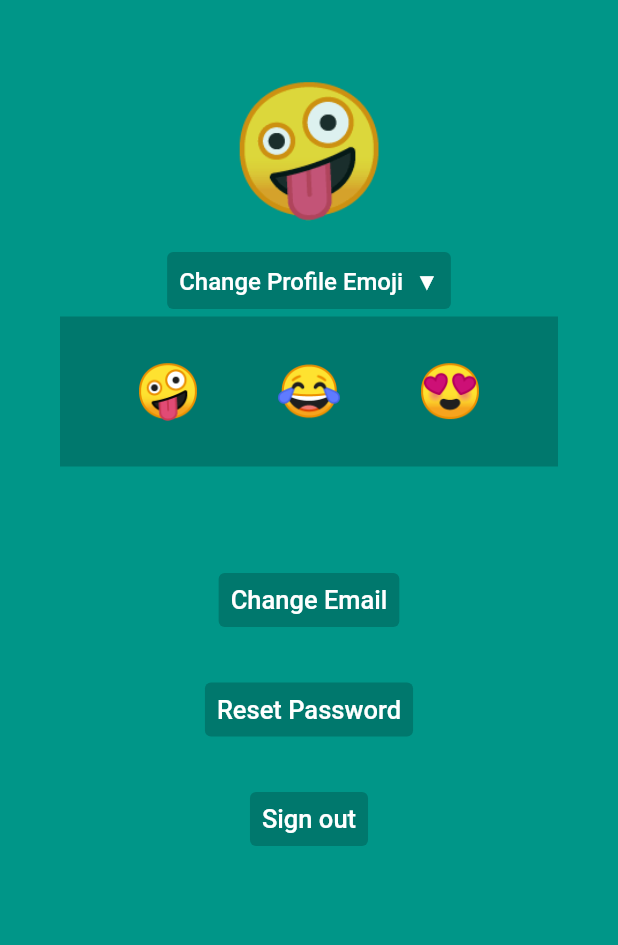
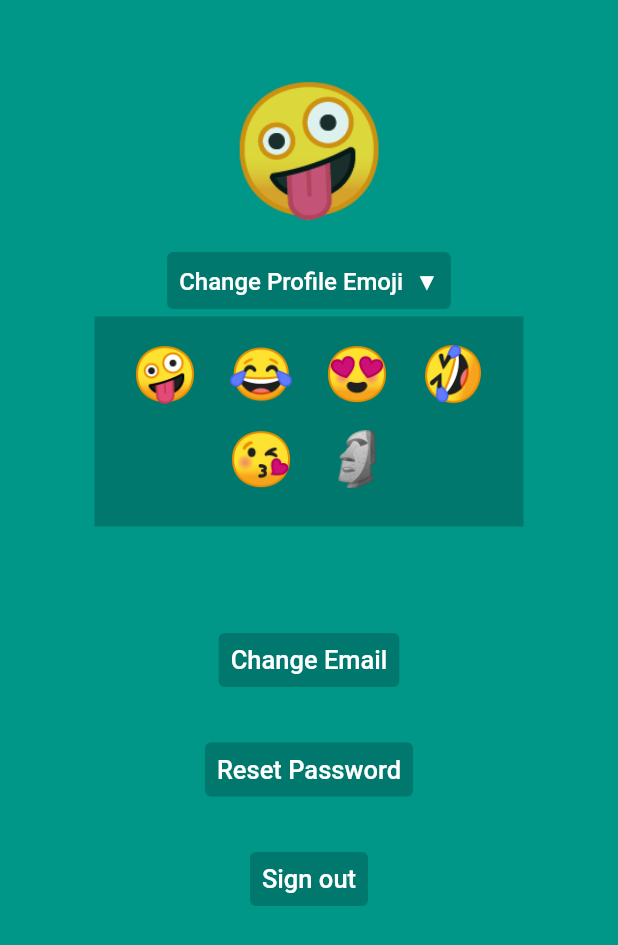
Before and after one commit to nickeastmond/Pollar, a Flutter app: the ProfilePage screen opened directly, after a tap on an icon or button, on a phone screen of 412 x 824 dp. Shown: the top 945 px of the screen. Run offline on Flutter 3.47's test engine with Material 2 defaults, Android fonts, the phone set to English and light mode, and no system bars; our stand-ins replace cloud_firestore, email_validator, firebase_auth, firebase_core, flutter_map, geocoding and 7 more; missing offline and left inert: dart:ffi, open_street_map_search_and_pick; accounts and stored records are empty.

Commit message:
emoji dropdown now wraps around upon overflow (container height not dynamic)

```diff
--- a/lib/navigation/profile_page.dart
+++ b/lib/navigation/profile_page.dart
@@ -57,10 +57,6 @@ class _ProfilePageState extends State<ProfilePage> {
     return TextButton(
       onPressed: () {
         updateEmoji(emoji);
-        setState(() {
-          emojiBoxHeight = 0;
-
-        });
       },
       child: Text(
         emoji,
@@ -103,7 +99,8 @@ class _ProfilePageState extends State<ProfilePage> {
                         TextButton(
                           style: ButtonStyle(
                               backgroundColor: MaterialStatePropertyAll(
-                                  Colors.black.withOpacity(0.2))),
+                                  Colors.black.withOpacity(0.2))
+                          ),
                           child: Text(
                               changeEmojiText,
                               style: const TextStyle(
@@ -116,7 +113,7 @@ class _ProfilePageState extends State<ProfilePage> {
                                 emojiBoxHeight = 0;
                                 changeEmojiText = "Change Profile Emoji  ▲";
                                } else {
-                                emojiBoxHeight = 100;
+                                emojiBoxHeight = 140;
                                 changeEmojiText = "Change Profile Emoji  ▼";
                                }
                             });
@@ -127,16 +124,22 @@ class _ProfilePageState extends State<ProfilePage> {
                           height: emojiBoxHeight,
                           color: Colors.black.withOpacity(0.2),
                           padding:
-                              const EdgeInsets.symmetric(horizontal: 25),
-                          child: Flex(
+                              const EdgeInsets.symmetric(horizontal: 15, vertical: 10),
+                          child: SingleChildScrollView(
+                            scrollDirection: Axis.vertical,
+                            child: Wrap(
                               direction: Axis.horizontal,
-                            mainAxisAlignment:
-                                MainAxisAlignment.spaceAround,
+                              alignment: WrapAlignment.center,
+                              clipBehavior: Clip.hardEdge,
                               children: [
                                 emojiOption(defaultEmoji),
                                 emojiOption('😂'),
                                 emojiOption('😍'),
+                                emojiOption('🤣'),
+                                emojiOption('😘'),
+                                emojiOption('🗿'),
                               ],
+                            ),
                           ),
                         ),
 
```
Lines whose indentation alone changed are shown as unchanged.
